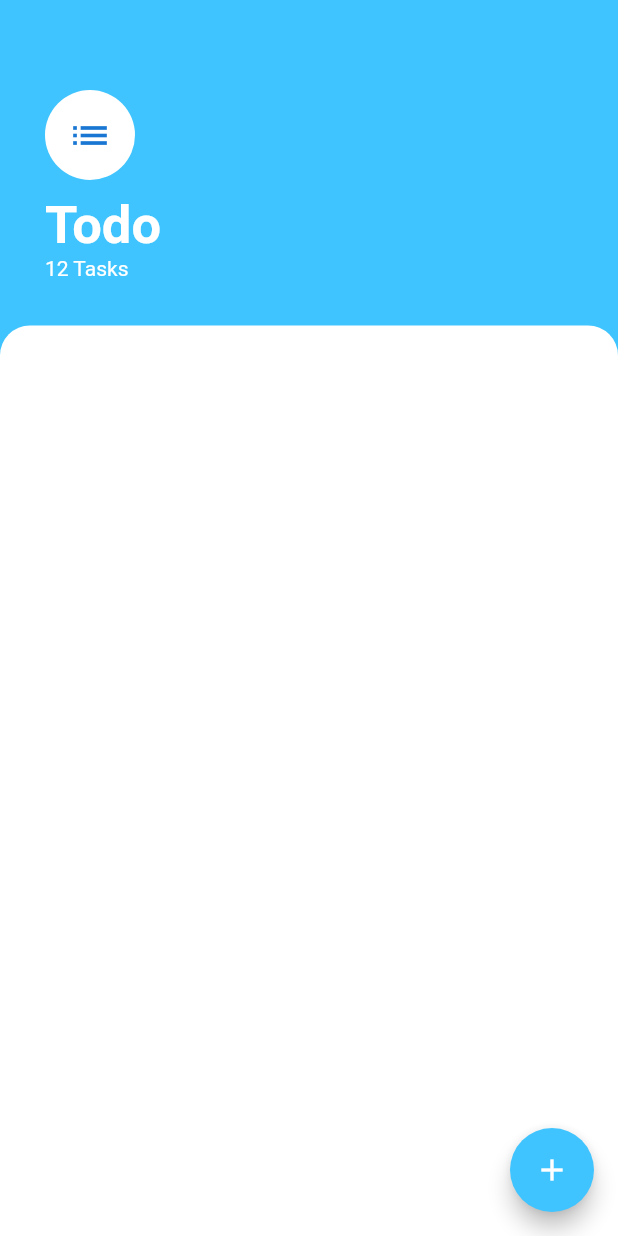
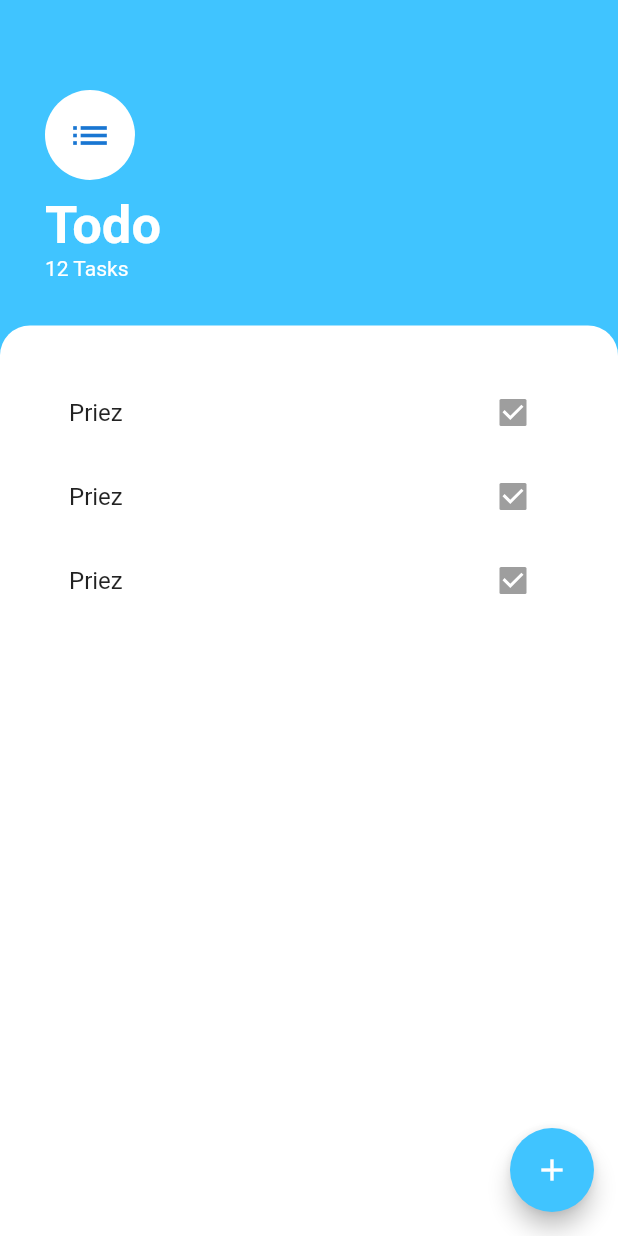
Before and after one commit to madison08/todo_flutter, a Flutter app: the screen it shows after launch, on a phone screen of 412 x 824 dp. Run offline on Flutter 3.47's test engine with Material 2 defaults, Android fonts, the phone set to English and light mode, and no system bars.

Commit message:
add listview for todolist and refact code

```diff
--- a/lib/screens/Tasks_screen.dart
+++ b/lib/screens/Tasks_screen.dart
@@ -1,4 +1,6 @@
 import 'package:flutter/material.dart';
+
+import '../widgets/Tasks_list.dart';
 
 class TasksScreen extends StatelessWidget {
   @override
@@ -61,8 +63,8 @@ class TasksScreen extends StatelessWidget {
               child: Container(
                 width: double.infinity,
                 padding: EdgeInsets.only(
-                    top: 60.0, left: 30.0, right: 30.0, bottom: 30.0),
-                // child: Text('hello'),
+                    top: 30.0, left: 30.0, right: 30.0, bottom: 30.0),
+                child: TaskList(),
               ),
             ),
           )
--- /dev/null
+++ b/lib/widgets/Tasks_list.dart
@@ -0,0 +1,16 @@
+import 'package:flutter/material.dart';
+
+import './Tasks_title.dart';
+
+class TaskList extends StatelessWidget {
+  @override
+  Widget build(BuildContext context) {
+    return ListView(
+      children: [
+        TaskTitle(),
+        TaskTitle(),
+        TaskTitle(),
+      ],
+    );
+  }
+}
--- /dev/null
+++ b/lib/widgets/Tasks_title.dart
@@ -0,0 +1,14 @@
+import 'package:flutter/material.dart';
+
+class TaskTitle extends StatelessWidget {
+  @override
+  Widget build(BuildContext context) {
+    return ListTile(
+      title: Text('Priez'),
+      trailing: Checkbox(
+        value: true,
+        onChanged: null,
+      ),
+    );
+  }
+}
```
